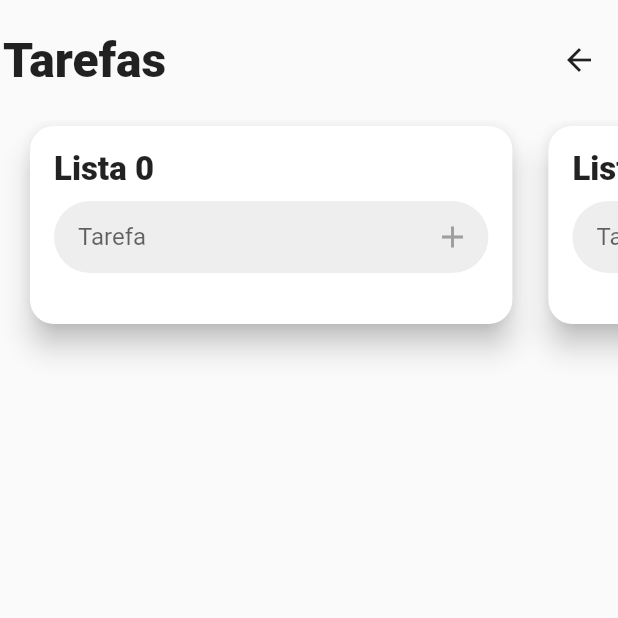
After one commit to Gabriel-S-Souza/todo_list, a Flutter app: the screen it shows after launch, on a phone screen of 412 x 824 dp, the top half of it. The commit adds this screen. Run offline on Flutter 3.47's test engine with Material 2 defaults, Android fonts, the phone set to English and light mode, and no system bars; our stand-ins replace email_validator, flutter_mobx, mobx; generated files the repository leaves out were written again.

```diff
--- a/lib/controllers/list_controller.dart
+++ b/lib/controllers/list_controller.dart
@@ -7,6 +7,7 @@ part 'list_controller.g.dart';
 class ListController = ListControllerBase with _$ListController;
 
 abstract class ListControllerBase with Store {
+
 
   final TextEditingController textEditingController = TextEditingController();
 
--- /dev/null
+++ b/lib/widgets/custom_list_card.dart
@@ -0,0 +1,101 @@
+import 'package:flutter/material.dart';
+import 'package:flutter_mobx/flutter_mobx.dart';
+import 'package:todo_list/controllers/list_controller.dart';
+
+import 'custom_icon_button.dart';
+import 'custom_text_field.dart';
+
+class CustomListCard extends StatefulWidget {
+  const CustomListCard({ Key? key }) : super(key: key);
+
+  @override
+  State<CustomListCard> createState() => _CustomListCardState();
+}
+
+class _CustomListCardState extends State<CustomListCard> {
+  ListController listController = ListController();
+
+  @override
+  Widget build(BuildContext context) {
+    final double width = MediaQuery.of(context).size.width;
+    final double height = MediaQuery.of(context).size.height;
+    return  ListView.builder(
+      shrinkWrap: true,
+      scrollDirection: Axis.horizontal,
+      itemCount: 5,
+      itemBuilder: (context, index) {
+        return Align(
+          alignment: Alignment.topCenter,
+          child: ConstrainedBox(
+            constraints: BoxConstraints(
+              maxHeight: height * 0.8,
+            ),
+            child: Observer(
+              builder: (context) {
+                return Container(
+                  width: width * 0.8,
+                  height: 140 + (listController.tasks.length * 56),
+                  margin: const EdgeInsets.only(left: 16),
+                  child: Card(
+                    clipBehavior: Clip.none,
+                    shape: RoundedRectangleBorder(
+                      borderRadius: BorderRadius.circular(16),
+                    ),
+                    elevation: 8,
+                    child: Padding(
+                      padding: const EdgeInsets.all(16),
+                      child: Column(
+                        crossAxisAlignment: CrossAxisAlignment.stretch,
+                        children: <Widget>[
+                          Padding(
+                            padding: const EdgeInsets.only(bottom: 8),
+                            child: Text(
+                              'Lista $index',
+                              style: const TextStyle(
+                                  fontWeight: FontWeight.w900,
+                                  fontSize: 22
+                              ),
+                            ),
+                          ),
+                          CustomTextField(
+                            hint: 'Tarefa',
+                            controller: listController.textEditingController,
+                            onChanged: listController.setNewTask,
+                            suffix: CustomIconButton(
+                              radius: 32,
+                              iconData: Icons.add,
+                              onTap: listController.addTaskTaped,
+                            ),
+                          ),
+                          const SizedBox(height: 8,),
+                          Expanded(
+                            child: ListView.separated(
+                              shrinkWrap: true,
+                              itemCount: listController.tasks.length,
+                              itemBuilder: (_, index){
+                                final task = listController.tasks[index];
+
+                                return ListTile(
+                                  title: Text(
+                                    task.title,
+                                  ),
+                                );
+                              },
+                              separatorBuilder: (_, __){
+                                return const Divider(height: 0,);
+                              },
+                            ),
+                          ),
+                        ],
+                      ),
+                    ),
+                  ),
+                );
+              }
+            ),
+          ),
+        );
+      },
+    );
+  }
+}
```
Also changed, not shown: lib/models/task.dart (+2 -17 lines), lib/screens/list_screen.dart (+4 -99 lines), lib/models/task.g.dart (deleted).
